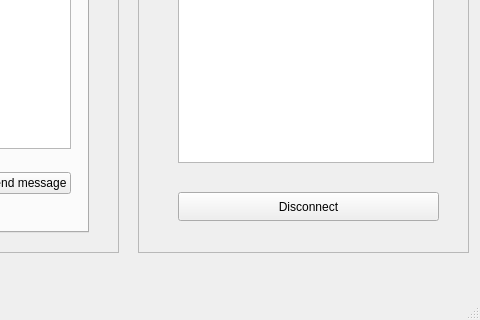
The window that Server/UIFiles/MainWindow.ui (oussema-fatnassi/CPPRT) describes before a commit, drawn with Qt 5; both pictures show x 672 to 1152 and y 328 to 648 of the 1152 by 648 pixel window.
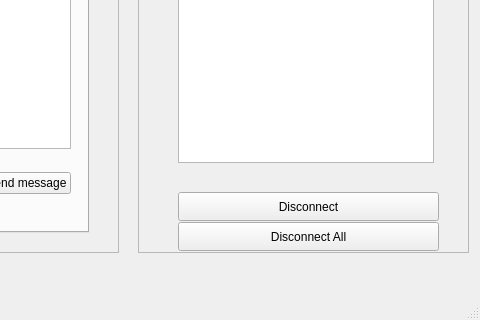
The same window after the commit. The open tabs and pages were chosen to show the change.

Commit message: [feat] diconnect all function and button creation

```diff
--- a/Server/UIFiles/MainWindow.ui
+++ b/Server/UIFiles/MainWindow.ui
@@ -106,6 +106,19 @@
       <string>Disconnect</string>
      </property>
     </widget>
+    <widget class="QPushButton" name="disconnectAllButton">
+     <property name="geometry">
+      <rect>
+       <x>40</x>
+       <y>500</y>
+       <width>261</width>
+       <height>29</height>
+      </rect>
+     </property>
+     <property name="text">
+      <string>Disconnect All</string>
+     </property>
+    </widget>
    </widget>
    <widget class="QFrame" name="ChatsFrame">
     <property name="geometry">
```
Left out of the diff: 2 changed lines with no effect on the pictures. The commit also changes 1 other file.
